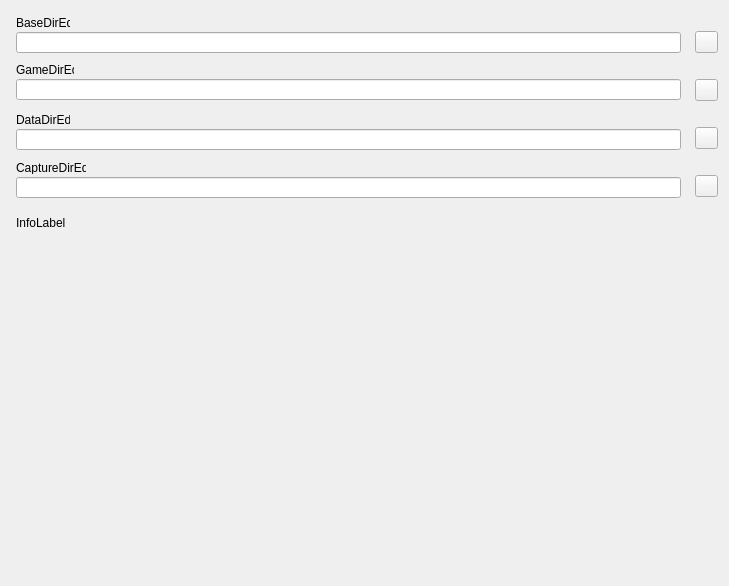
Eldricos/D-Fend-Reborn, file src/forms/SetupFrameDirectoriesUnit.ui: the form before one commit.
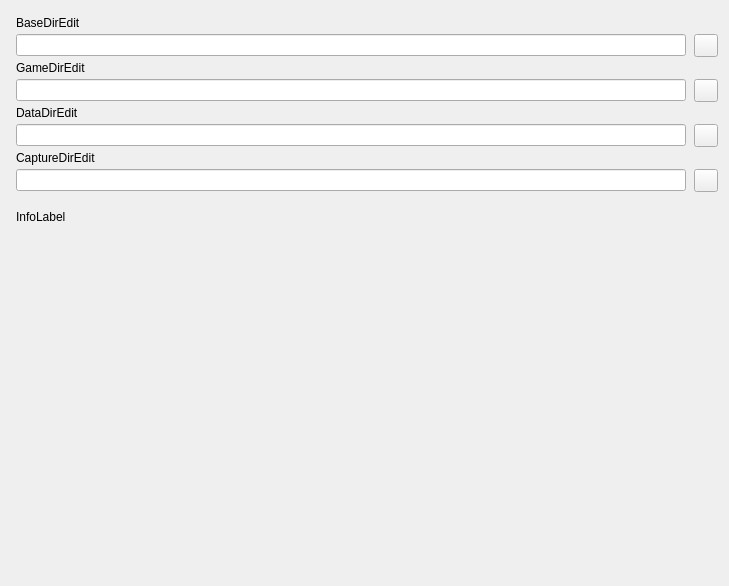
The form after the commit. Icons and pictures are not drawn.

Commit message: Program options: Qt layouts instead of fixed pixel positions

What changed in the file:
```diff
--- a/src/forms/SetupFrameDirectoriesUnit.ui
+++ b/src/forms/SetupFrameDirectoriesUnit.ui
@@ -5,89 +5,149 @@
     <property name="geometry"><rect><x>0</x><y>0</y><width>729</width><height>586</height></rect></property>
     <property name="vclDesignWidth" stdset="0"><number>729</number></property>
     <property name="vclDesignHeight" stdset="0"><number>586</number></property>
-    <widget class="QToolButton" name="DataDirButton">
-      <property name="geometry"><rect><x>695</x><y>127</y><width>23</width><height>22</height></rect></property>
-      <property name="vclAnchors" stdset="0"><string notr="true">akTop,akRight</string></property>
-      <property name="tag" stdset="0"><number>2</number></property>
-      <property name="icon"><iconset resource="../../resources/dfend.qrc"><normaloff>:/glyphs/f94df2c8efcaad41.png</normaloff></iconset></property>
-      <property name="iconSize"><size><width>16</width><height>16</height></size></property>
-    </widget>
-    <widget class="QToolButton" name="GameDirButton">
-      <property name="geometry"><rect><x>695</x><y>79</y><width>23</width><height>22</height></rect></property>
-      <property name="vclAnchors" stdset="0"><string notr="true">akTop,akRight</string></property>
-      <property name="tag" stdset="0"><number>1</number></property>
-      <property name="icon"><iconset resource="../../resources/dfend.qrc"><normaloff>:/glyphs/f94df2c8efcaad41.png</normaloff></iconset></property>
-      <property name="iconSize"><size><width>16</width><height>16</height></size></property>
-    </widget>
-    <widget class="QToolButton" name="BaseDirButton">
-      <property name="geometry"><rect><x>695</x><y>31</y><width>23</width><height>22</height></rect></property>
-      <property name="vclAnchors" stdset="0"><string notr="true">akTop,akRight</string></property>
-      <property name="icon"><iconset resource="../../resources/dfend.qrc"><normaloff>:/glyphs/f94df2c8efcaad41.png</normaloff></iconset></property>
-      <property name="iconSize"><size><width>16</width><height>16</height></size></property>
-    </widget>
-    <widget class="QLabel" name="InfoLabel">
-      <property name="geometry"><rect><x>16</x><y>216</y><width>702</width><height>65</height></rect></property>
-      <property name="vclAnchors" stdset="0"><string notr="true">akLeft,akTop,akRight</string></property>
-      <property name="text"><string>InfoLabel</string></property>
-      <property name="textFormat"><enum>Qt::PlainText</enum></property>
-      <property name="wordWrap"><bool>true</bool></property>
-      <property name="alignment"><set>Qt::AlignLeft|Qt::AlignTop</set></property>
-    </widget>
-    <widget class="QToolButton" name="CaptureDirButton">
-      <property name="geometry"><rect><x>695</x><y>175</y><width>23</width><height>22</height></rect></property>
-      <property name="vclAnchors" stdset="0"><string notr="true">akTop,akRight</string></property>
-      <property name="tag" stdset="0"><number>3</number></property>
-      <property name="icon"><iconset resource="../../resources/dfend.qrc"><normaloff>:/glyphs/f94df2c8efcaad41.png</normaloff></iconset></property>
-      <property name="iconSize"><size><width>16</width><height>16</height></size></property>
-    </widget>
-    <widget class="QLineEdit" name="BaseDirEdit">
-      <property name="geometry"><rect><x>16</x><y>32</y><width>665</width><height>21</height></rect></property>
-      <property name="vclAnchors" stdset="0"><string notr="true">akLeft,akTop,akRight</string></property>
-    </widget>
+    <layout class="QVBoxLayout" name="SetupFrameDirectories_Layout" stretch="0,0,0,1">
+      <property name="leftMargin"><number>16</number></property>
+      <property name="topMargin"><number>16</number></property>
+      <property name="rightMargin"><number>11</number></property>
+      <property name="bottomMargin"><number>8</number></property>
+      <property name="spacing"><number>0</number></property>
+      <item>
+        <layout class="QGridLayout" name="SetupFrameDirectories_Section1" columnstretch="0,1,0">
+          <property name="leftMargin"><number>0</number></property>
+          <property name="topMargin"><number>0</number></property>
+          <property name="rightMargin"><number>0</number></property>
+          <property name="bottomMargin"><number>0</number></property>
+          <property name="horizontalSpacing"><number>8</number></property>
+          <property name="verticalSpacing"><number>4</number></property>
+          <item row="0" column="0" colspan="2">
     <widget class="QLabel" name="BaseDirEdit_EditLabel">
-      <property name="geometry"><rect><x>16</x><y>16</y><width>54</width><height>13</height></rect></property>
       <property name="text"><string>BaseDirEdit</string></property>
       <property name="textFormat"><enum>Qt::PlainText</enum></property>
       <property name="vclAutoSize" stdset="0"><bool>true</bool></property>
       <property name="vclFocusControl" stdset="0"><string notr="true">BaseDirEdit</string></property>
       <property name="vclLabeledEditOf" stdset="0"><string notr="true">BaseDirEdit</string></property>
     </widget>
-    <widget class="QLineEdit" name="GameDirEdit">
-      <property name="geometry"><rect><x>16</x><y>79</y><width>665</width><height>21</height></rect></property>
-      <property name="vclAnchors" stdset="0"><string notr="true">akLeft,akTop,akRight</string></property>
-    </widget>
+          </item>
+          <item row="1" column="0" colspan="2">
+            <widget class="QLineEdit" name="BaseDirEdit">
+      </widget>
+          </item>
+          <item row="1" column="2" alignment="Qt::AlignRight">
+            <widget class="QToolButton" name="BaseDirButton">
+              <property name="icon"><iconset resource="../../resources/dfend.qrc"><normaloff>:/glyphs/f94df2c8efcaad41.png</normaloff></iconset></property>
+              <property name="iconSize"><size><width>16</width><height>16</height></size></property>
+              <property name="minimumSize"><size><width>23</width><height>0</height></size></property>
+            </widget>
+          </item>
+          <item row="2" column="0" colspan="2">
     <widget class="QLabel" name="GameDirEdit_EditLabel">
-      <property name="geometry"><rect><x>16</x><y>63</y><width>58</width><height>13</height></rect></property>
       <property name="text"><string>GameDirEdit</string></property>
       <property name="textFormat"><enum>Qt::PlainText</enum></property>
       <property name="vclAutoSize" stdset="0"><bool>true</bool></property>
       <property name="vclFocusControl" stdset="0"><string notr="true">GameDirEdit</string></property>
       <property name="vclLabeledEditOf" stdset="0"><string notr="true">GameDirEdit</string></property>
     </widget>
-    <widget class="QLineEdit" name="DataDirEdit">
-      <property name="geometry"><rect><x>16</x><y>129</y><width>665</width><height>21</height></rect></property>
-      <property name="vclAnchors" stdset="0"><string notr="true">akLeft,akTop,akRight</string></property>
-    </widget>
+          </item>
+          <item row="3" column="0" colspan="2">
+            <widget class="QLineEdit" name="GameDirEdit">
+      </widget>
+          </item>
+          <item row="3" column="2" alignment="Qt::AlignRight">
+            <widget class="QToolButton" name="GameDirButton">
+              <property name="tag" stdset="0"><number>1</number></property>
+              <property name="icon"><iconset resource="../../resources/dfend.qrc"><normaloff>:/glyphs/f94df2c8efcaad41.png</normaloff></iconset></property>
+              <property name="iconSize"><size><width>16</width><height>16</height></size></property>
+              <property name="minimumSize"><size><width>23</width><height>0</height></size></property>
+            </widget>
+          </item>
+          <item row="4" column="0" colspan="2">
     <widget class="QLabel" name="DataDirEdit_EditLabel">
-      <property name="geometry"><rect><x>16</x><y>113</y><width>54</width><height>13</height></rect></property>
       <property name="text"><string>DataDirEdit</string></property>
       <property name="textFormat"><enum>Qt::PlainText</enum></property>
       <property name="vclAutoSize" stdset="0"><bool>true</bool></property>
       <property name="vclFocusControl" stdset="0"><string notr="true">DataDirEdit</string></property>
       <property name="vclLabeledEditOf" stdset="0"><string notr="true">DataDirEdit</string></property>
     </widget>
-    <widget class="QLineEdit" name="CaptureDirEdit">
-      <property name="geometry"><rect><x>16</x><y>177</y><width>665</width><height>21</height></rect></property>
-      <property name="vclAnchors" stdset="0"><string notr="true">akLeft,akTop,akRight</string></property>
-    </widget>
+          </item>
+          <item row="5" column="0" colspan="2">
+            <widget class="QLineEdit" name="DataDirEdit">
+      </widget>
+          </item>
+          <item row="5" column="2" alignment="Qt::AlignRight">
+            <widget class="QToolButton" name="DataDirButton">
+              <property name="tag" stdset="0"><number>2</number></property>
+              <property name="icon"><iconset resource="../../resources/dfend.qrc"><normaloff>:/glyphs/f94df2c8efcaad41.png</normaloff></iconset></property>
+              <property name="iconSize"><size><width>16</width><height>16</height></size></property>
+              <property name="minimumSize"><size><width>23</width><height>0</height></size></property>
+            </widget>
+          </item>
+          <item row="6" column="0" colspan="2">
     <widget class="QLabel" name="CaptureDirEdit_EditLabel">
-      <property name="geometry"><rect><x>16</x><y>161</y><width>70</width><height>13</height></rect></property>
       <property name="text"><string>CaptureDirEdit</string></property>
       <property name="textFormat"><enum>Qt::PlainText</enum></property>
       <property name="vclAutoSize" stdset="0"><bool>true</bool></property>
       <property name="vclFocusControl" stdset="0"><string notr="true">CaptureDirEdit</string></property>
       <property name="vclLabeledEditOf" stdset="0"><string notr="true">CaptureDirEdit</string></property>
     </widget>
+          </item>
+          <item row="7" column="0" colspan="2">
+            <widget class="QLineEdit" name="CaptureDirEdit">
+      </widget>
+          </item>
+          <item row="7" column="2" alignment="Qt::AlignRight">
+            <widget class="QToolButton" name="CaptureDirButton">
+              <property name="tag" stdset="0"><number>3</number></property>
+              <property name="icon"><iconset resource="../../resources/dfend.qrc"><normaloff>:/glyphs/f94df2c8efcaad41.png</normaloff></iconset></property>
+              <property name="iconSize"><size><width>16</width><height>16</height></size></property>
+              <property name="minimumSize"><size><width>23</width><height>0</height></size></property>
+            </widget>
+          </item>
+          <item row="0" column="1">
+            <spacer name="SetupFrameDirectories_Section1_HFill">
+              <property name="orientation"><enum>Qt::Horizontal</enum></property>
+              <property name="sizeHint" stdset="0"><size><width>0</width><height>0</height></size></property>
+            </spacer>
+          </item>
+        </layout>
+      </item>
+      <item>
+        <spacer name="SetupFrameDirectories_Gap1">
+          <property name="orientation"><enum>Qt::Vertical</enum></property>
+          <property name="sizeType"><enum>QSizePolicy::Fixed</enum></property>
+          <property name="sizeHint" stdset="0"><size><width>0</width><height>18</height></size></property>
+        </spacer>
+      </item>
+      <item>
+        <layout class="QGridLayout" name="SetupFrameDirectories_Section2" columnstretch="0,1">
+          <property name="leftMargin"><number>0</number></property>
+          <property name="topMargin"><number>0</number></property>
+          <property name="rightMargin"><number>0</number></property>
+          <property name="bottomMargin"><number>0</number></property>
+          <property name="horizontalSpacing"><number>8</number></property>
+          <property name="verticalSpacing"><number>4</number></property>
+          <item row="0" column="0" colspan="2">
+            <widget class="QLabel" name="InfoLabel">
+              <property name="text"><string>InfoLabel</string></property>
+              <property name="textFormat"><enum>Qt::PlainText</enum></property>
+              <property name="wordWrap"><bool>true</bool></property>
+              <property name="alignment"><set>Qt::AlignLeft|Qt::AlignTop</set></property>
+            </widget>
+          </item>
+          <item row="0" column="1">
+            <spacer name="SetupFrameDirectories_Section2_HFill">
+              <property name="orientation"><enum>Qt::Horizontal</enum></property>
+              <property name="sizeHint" stdset="0"><size><width>0</width><height>0</height></size></property>
+            </spacer>
+          </item>
+        </layout>
+      </item>
+      <item>
+        <spacer name="SetupFrameDirectories_VFill">
+          <property name="orientation"><enum>Qt::Vertical</enum></property>
+          <property name="sizeHint" stdset="0"><size><width>0</width><height>0</height></size></property>
+        </spacer>
+      </item>
+    </layout>
   </widget>
   <tabstops>
     <tabstop>BaseDirEdit</tabstop>
```
Left out of the diff: 10 changed lines with no effect on the pictures. Lines whose indentation alone changed are shown as unchanged. The commit also changes 51 other files.
